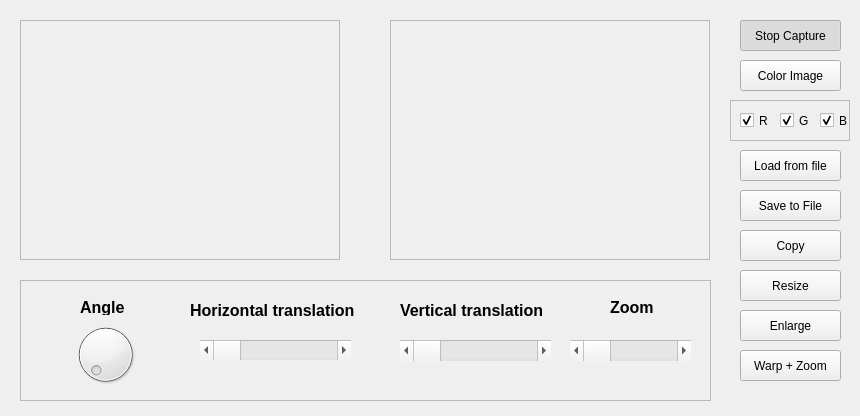
This is mainwindow.ui in Borjatgalan/Primera_Entrega_VA as Qt 5 draws it before an edit. The edited form follows.
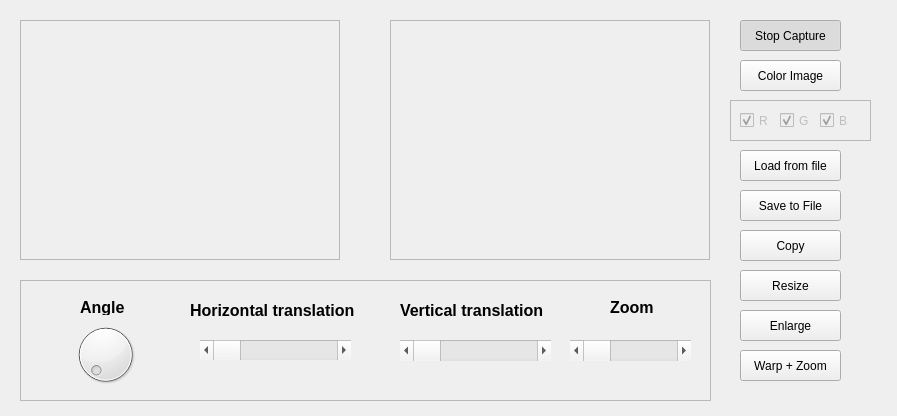
This is the edited form.

The edit to the form file:
```diff
--- a/mainwindow.ui
+++ b/mainwindow.ui
@@ -6,7 +6,7 @@
    <rect>
     <x>0</x>
     <y>0</y>
-    <width>860</width>
+    <width>897</width>
     <height>416</height>
    </rect>
   </property>
@@ -165,11 +165,14 @@
    </property>
   </widget>
   <widget class="QFrame" name="frame_rgb">
+   <property name="enabled">
+    <bool>false</bool>
+   </property>
    <property name="geometry">
     <rect>
      <x>730</x>
      <y>100</y>
-     <width>120</width>
+     <width>141</width>
      <height>41</height>
     </rect>
    </property>
```
Left out of the diff: 19 changed lines with no effect on the pictures.
